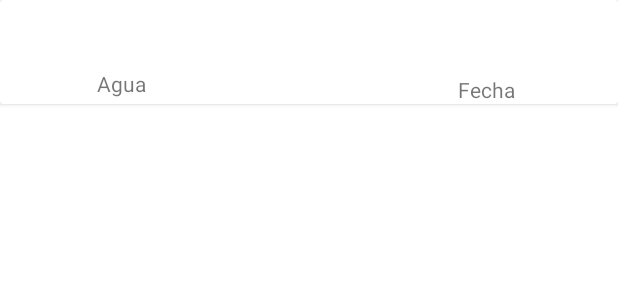
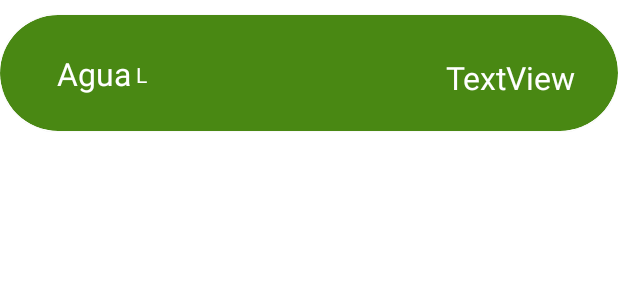
Before and after one commit to AlexTeper99/ReeGoAndroid, an Android app: the layout item_irrigation.xml on its own in the app's theme, with its tools: preview values and no code run, on a phone screen of 412 x 824 dp. Shown: the top 300 px of the screen. Run offline under Robolectric (Android 15) with nearby library versions, the phone set to English and light mode, and no system bars.

Commit message:
IrrigationListItem design

```diff
--- a/app/src/main/java/com/example/reegoandroid/adapters/IrrigationAdapter.kt
+++ b/app/src/main/java/com/example/reegoandroid/adapters/IrrigationAdapter.kt
@@ -17,9 +17,11 @@ class IrrigationAdapter(var irrigationList: MutableList<IrrigationData>) : Recyc
             this.view = v
         }
 
-        fun setWater(liters : String){
+        fun setItem(liters : String, date: String){
             var txtWater : TextView = view.findViewById(R.id.txtWater)
+            var txtDate : TextView = view.findViewById(R.id.txtDateValue)
             txtWater.text = liters
+            txtDate.text = date
         }
     }
 
@@ -30,7 +32,7 @@ class IrrigationAdapter(var irrigationList: MutableList<IrrigationData>) : Recyc
 
     override fun onBindViewHolder(holder: IrrigationHolder, position: Int) {
 
-        holder.setWater(irrigationList[position].waterUsed.toString())
+        holder.setItem(irrigationList[position].waterUsed.toString(),irrigationList[position].createdAt.toString() )
     }
 
     override fun getItemCount(): Int {
--- a/app/src/main/res/layout/item_irrigation.xml
+++ b/app/src/main/res/layout/item_irrigation.xml
@@ -3,7 +3,11 @@
     xmlns:app="http://schemas.android.com/apk/res-auto"
     xmlns:tools="http://schemas.android.com/tools"
     android:layout_width="match_parent"
-    android:layout_height="wrap_content">
+    android:layout_height="wrap_content"
+    android:layout_marginVertical="10dp"
+    app:barrierMargin="10dp"
+    app:cardBackgroundColor="#498813"
+    app:cardCornerRadius="50dp">
 
     <androidx.constraintlayout.widget.ConstraintLayout
         android:layout_width="match_parent"
@@ -13,23 +17,53 @@
             android:id="@+id/txtWater"
             android:layout_width="wrap_content"
             android:layout_height="wrap_content"
-            android:layout_marginStart="51dp"
-            android:layout_marginTop="46dp"
-            android:layout_marginEnd="302dp"
+            android:layout_marginStart="38dp"
+            android:layout_marginEnd="4dp"
             android:text="Agua"
-            app:layout_constraintEnd_toEndOf="parent"
+            android:textColor="#FFFFFF"
+            android:textSize="21dp"
+            app:layout_constraintBottom_toBottomOf="parent"
+            app:layout_constraintEnd_toStartOf="@+id/textView4"
             app:layout_constraintStart_toStartOf="parent"
             app:layout_constraintTop_toTopOf="parent" />
 
         <TextView
-            android:id="@+id/txtDate"
+            android:id="@+id/textView2"
             android:layout_width="wrap_content"
             android:layout_height="wrap_content"
-            android:layout_marginStart="139dp"
-            android:layout_marginTop="50dp"
-            android:text="Fecha"
+            android:layout_marginStart="159dp"
+            android:layout_marginTop="48dp"
+            app:layout_constraintBottom_toBottomOf="parent"
+            app:layout_constraintStart_toStartOf="parent"
+            app:layout_constraintTop_toTopOf="parent" />
+
+        <TextView
+            android:id="@+id/txtDateValue"
+            android:layout_width="wrap_content"
+            android:layout_height="wrap_content"
+            android:layout_marginTop="27dp"
+            android:layout_marginEnd="28dp"
+            android:layout_marginBottom="21dp"
+            android:text="TextView"
+            android:textColor="#FFFFFF"
+            android:textSize="21dp"
+            app:layout_constraintBottom_toBottomOf="parent"
             app:layout_constraintEnd_toEndOf="parent"
+            app:layout_constraintTop_toTopOf="parent"
+            app:layout_constraintVertical_bias="1.0" />
+
+        <TextView
+            android:id="@+id/textView4"
+            android:layout_width="wrap_content"
+            android:layout_height="wrap_content"
+            android:layout_marginStart="3dp"
+            android:layout_marginTop="28dp"
+            android:layout_marginBottom="28dp"
+            android:text="L"
+            android:textColor="#FFFFFF"
+            app:layout_constraintBottom_toBottomOf="parent"
             app:layout_constraintStart_toEndOf="@+id/txtWater"
-            app:layout_constraintTop_toTopOf="parent" />
+            app:layout_constraintTop_toTopOf="parent"
+            app:layout_constraintVertical_bias="1.0" />
     </androidx.constraintlayout.widget.ConstraintLayout>
 </androidx.cardview.widget.CardView>
```
